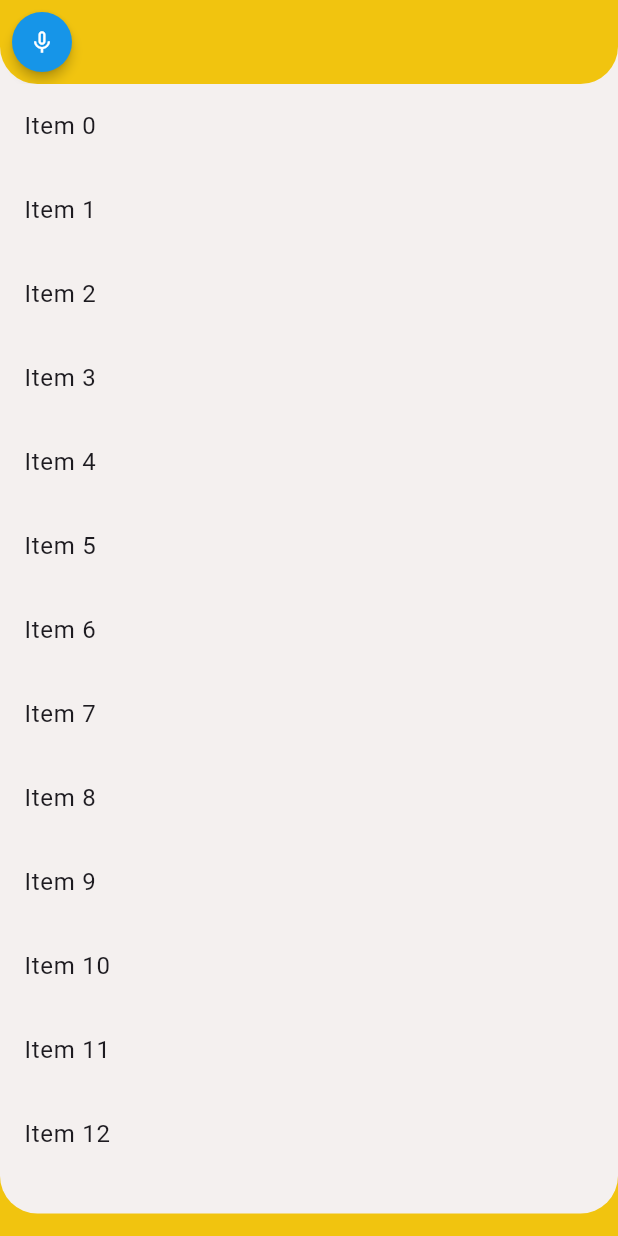
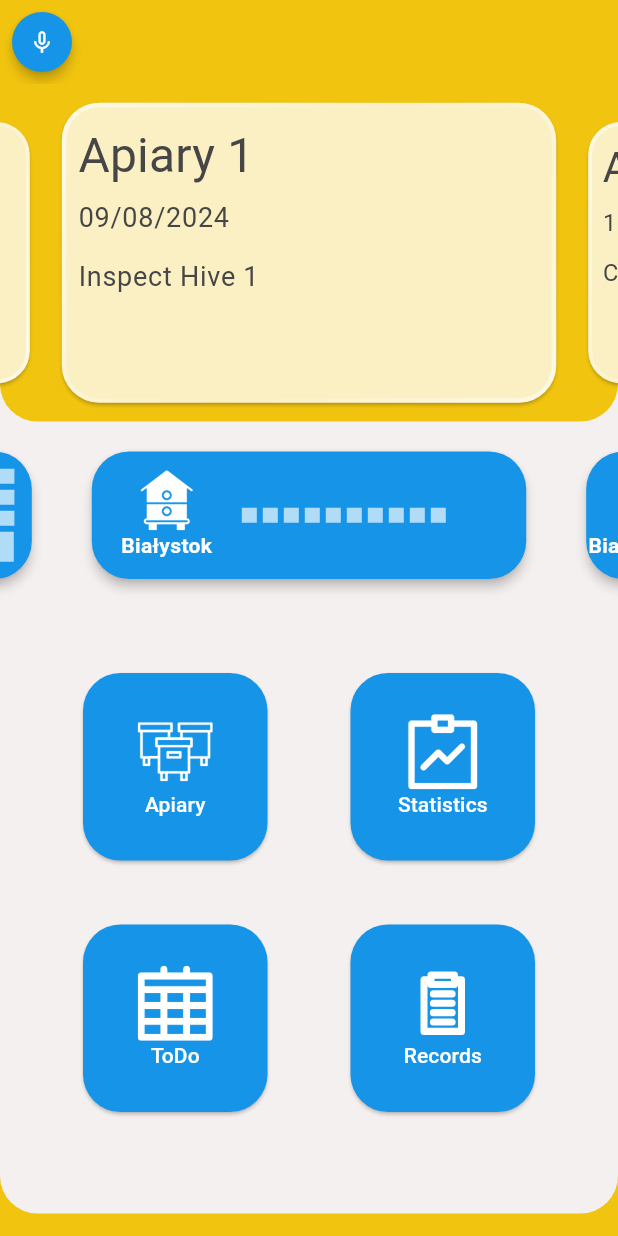
Before and after one commit to Kam-Tom/hive_note, a Flutter app: the DashboardPage screen opened directly, on a phone screen of 412 x 824 dp. Run offline on Flutter 3.47's test engine with Material 3 defaults, Android fonts, the light colour scheme and no system bars; drawn by our look-alikes of carousel_slider; our stand-ins replace flutter_svg, google_fonts, gradient_borders.

Commit message:
Add Dashboard page with dummy data

```diff
--- /dev/null
+++ b/lib/core/configs/assets/app_vectors.dart
@@ -0,0 +1,12 @@
+class AppVectors {
+
+  static const String _basePath = 'assets/vectors/';
+  static const String _format = '.svg';
+
+  static const String beehive = '${_basePath}beehive$_format';
+  static const String apiary = '${_basePath}apiary$_format';
+  static const String calendar = '${_basePath}calendar$_format';
+  static const String note = '${_basePath}note$_format';
+  static const String statistics = '${_basePath}statistics$_format';
+
+}
--- /dev/null
+++ b/lib/core/configs/theme/app_fonts.dart
@@ -0,0 +1,18 @@
+import 'package:flutter/material.dart';
+import 'package:google_fonts/google_fonts.dart';
+import 'package:hive_note/core/configs/theme/app_colors.dart';
+
+class AppFonts {
+  static final textTheme = TextTheme(
+    titleMedium: GoogleFonts.roboto(
+      fontSize: 32,
+      fontWeight: FontWeight.normal,
+      color: AppColors.textLight,
+    ),
+    bodyLarge: GoogleFonts.roboto(
+      fontSize: 18,
+      fontWeight: FontWeight.normal,
+      color: AppColors.textLight,
+    ),
+  );
+}
--- a/lib/core/configs/theme/app_theme.dart
+++ b/lib/core/configs/theme/app_theme.dart
@@ -1,9 +1,15 @@
 import 'package:flutter/material.dart';
+
 import 'package:hive_note/core/configs/theme/app_colors.dart';
+import 'package:hive_note/core/configs/theme/app_fonts.dart';
 
 class AppTheme {
   static final ThemeData lightTheme = ThemeData(
     primaryColor: AppColors.primary,
     scaffoldBackgroundColor: AppColors.background,
+
+    textTheme: AppFonts.textTheme,
+
+
   );
 }
--- a/lib/main.dart
+++ b/lib/main.dart
@@ -1,6 +1,6 @@
 import 'package:flutter/material.dart';
 import 'package:hive_note/core/configs/theme/app_theme.dart';
-import 'package:hive_note/navigation/presentation/pages/Dashboard.dart';
+import 'package:hive_note/navigation/presentation/pages/dashboard.dart';
 
 void main() {
   runApp(const MyApp());
@@ -14,7 +14,7 @@
     return MaterialApp(
       theme: AppTheme.lightTheme,
       debugShowCheckedModeBanner: false,
-      home: const DashboardPage()
+      home: DashboardPage()
     );
   }
 }
--- /dev/null
+++ b/lib/navigation/models/hive.dart
@@ -0,0 +1,8 @@
+class Hive{
+  int id;
+  String name;
+  int count;
+
+  Hive({required this.id, required this.name, required this.count});
+
+}
--- /dev/null
+++ b/lib/navigation/models/todo.dart
@@ -0,0 +1,11 @@
+class ToDo {
+  final String apiaryName;
+  final DateTime date;
+  final String description;
+
+  ToDo({
+    required this.apiaryName,
+    required this.date,
+    required this.description,
+  });
+}
--- a/lib/navigation/presentation/pages/dashboard.dart
+++ b/lib/navigation/presentation/pages/dashboard.dart
@@ -1,28 +1,142 @@
+import 'package:carousel_slider/carousel_slider.dart';
 import 'package:flutter/material.dart';
+import 'package:flutter_svg/flutter_svg.dart';
+import 'package:hive_note/core/configs/assets/app_vectors.dart';
+import 'package:hive_note/core/configs/theme/app_colors.dart';
+import 'package:hive_note/navigation/models/hive.dart';
+import 'package:hive_note/navigation/models/todo.dart';
+import 'package:hive_note/navigation/presentation/widgets/inspection_card.dart';
+import 'package:hive_note/navigation/presentation/widgets/menu_button.dart';
+import 'package:hive_note/navigation/presentation/widgets/todo_card.dart';
 import 'package:hive_note/shared/presentation/widgets/custom_app_bar.dart';
 import 'package:hive_note/shared/presentation/widgets/custom_app_footer.dart';
 
 class DashboardPage extends StatelessWidget {
-  const DashboardPage({super.key});
+  DashboardPage({super.key});
+
+  // Dummy data for Hives
+  final List<Hive> _hives = [
+    Hive(id: 1, name: 'Białystok', count: 10),
+    Hive(id: 2, name: 'Biała Podlaska', count: 40),
+    Hive(id: 3, name: 'Hive 3', count: 50),
+  ];
+
+  // Dummy data for ToDo
+  final List<ToDo> _toDos = [
+    ToDo(
+      apiaryName: 'Apiary 1',
+      date: DateTime.now(),
+      description: 'Inspect Hive 1',
+    ),
+    ToDo(
+      apiaryName: 'Apiary 2',
+      date: DateTime.now().add(Duration(days: 1)),
+      description: 'Check Hive 2 for honey',
+    ),
+    ToDo(
+      apiaryName: 'Apiary 3',
+      date: DateTime.now().add(Duration(days: 2)),
+      description: 'Clean Hive 3',
+    ),
+  ];
 
   @override
   Widget build(BuildContext context) {
     return Scaffold(
       appBar: CustomAppBar(
-        isFirstScreen: true, // Updated parameter name
+        isFirstScreen: true,
+        isRound: false,
       ),
-      body: ListView.builder(
-        itemCount: 100, // Large number of items to make the body bigger than the screen
-        itemBuilder: (context, index) {
-          return ListTile(
-            title: Text('Item $index'),
+      body: Column(
+        children: [
+          _buildTopCarousel(),
+          _buildInspectionCarousel(),
+          _buildMenuButtons(),
+        ],
+      ),
+      bottomNavigationBar: CustomAppFooter(),
+    );
+  }
+
+  Widget _buildTopCarousel() {
+    return Container(
+      height: 225,
+      decoration: const BoxDecoration(
+        color: AppColors.primary,
+        borderRadius: BorderRadius.only(
+          bottomLeft: Radius.circular(25),
+          bottomRight: Radius.circular(25),
+        ),
+      ),
+      child: CarouselSlider.builder(
+        options: CarouselOptions(
+          height: 200.0,
+          enlargeCenterPage: true,
+        ),
+        itemCount: _toDos.length,
+        itemBuilder: (BuildContext context, int itemIndex, int pageViewIndex) {
+          final toDo = _toDos[itemIndex];
+          return ToDoCard(
+            toDo: toDo,
+            onPressed: (toDo) {},
           );
         },
       ),
-      bottomNavigationBar: CustomAppFooter(
+    );
+  }
 
+  Widget _buildInspectionCarousel() {
+    return CarouselSlider.builder(
+      options: CarouselOptions(
+        height: 125.0,
+      ),
+      itemCount: _hives.length,
+      itemBuilder: (BuildContext context, int itemIndex, int pageViewIndex) {
+        final hive = _hives[itemIndex];
+        return InspectionCard(
+          hive: hive,
+          onPressed: (hive) {},
+        );
+      },
+    );
+  }
 
+  Widget _buildMenuButtons() {
+    return Expanded(
+      child: Center(
+        child: Column(
+          mainAxisAlignment: MainAxisAlignment.spaceEvenly,
+          children: [
+            _buildMenuButtonRow(
+              buttons: [
+                _buildMenuButton(AppVectors.apiary, 'Apiary'),
+                _buildMenuButton(AppVectors.statistics, 'Statistics'),
+              ],
+            ),
+            _buildMenuButtonRow(
+              buttons: [
+                _buildMenuButton(AppVectors.calendar, 'ToDo'),
+                _buildMenuButton(AppVectors.note, 'Records'),
+              ],
+            ),
+          ],
+        ),
       ),
     );
   }
+
+  Widget _buildMenuButtonRow({required List<Widget> buttons}) {
+    return Row(
+      mainAxisAlignment: MainAxisAlignment.spaceEvenly,
+      children: buttons,
+    );
+  }
+
+  Widget _buildMenuButton(String asset, String label) {
+    return MenuButton(
+      onPressed: () {},
+      icon: SvgPicture.asset(asset, width: 50),
+      text: Text(label),
+    );
+  }
 }
--- /dev/null
+++ b/lib/navigation/presentation/widgets/inspection_card.dart
@@ -0,0 +1,120 @@
+import 'dart:math';
+
+import 'package:flutter/material.dart';
+import 'package:flutter_svg/svg.dart';
+import 'package:hive_note/core/configs/assets/app_vectors.dart';
+import 'package:hive_note/core/configs/theme/app_colors.dart';
+import 'package:hive_note/navigation/models/hive.dart';
+
+class InspectionCard extends StatelessWidget {
+  final Hive hive;
+  final void Function(Hive hive) onPressed;
+
+  const InspectionCard({
+    super.key,
+    required this.hive,
+    required this.onPressed
+    });
+
+  @override
+  Widget build(BuildContext context) {
+    const double squareSize = 10.0;
+    const int maxHivesToShow = 39;
+
+    final List<Widget> hiveWidgets = _buildHiveWidgets(context, squareSize, maxHivesToShow);
+
+    return Container(
+      width: 300,
+      margin: const EdgeInsets.all(20),
+      child: ElevatedButton(
+        onPressed: () => onPressed(hive),
+        style: ElevatedButton.styleFrom(
+          backgroundColor: AppColors.secondary,
+          foregroundColor: AppColors.white,
+          elevation: 3,
+          shape: const RoundedRectangleBorder(
+            borderRadius: BorderRadius.all(Radius.circular(25)),
+          ),
+          padding: EdgeInsets.zero,
+        ),
+        child: Container(
+          child: Row(
+            children: [
+              _buildHiveIconAndLabel(context),
+              Expanded(
+                child: _buildHiveWrap(context, hiveWidgets),
+              ),
+            ],
+          ),
+        ),
+      ),
+    );
+  }
+
+  List<Widget> _buildHiveWidgets(BuildContext context, double squareSize, int maxHivesToShow) {
+    final List<Widget> hives = <Widget>[];
+    final int visibleHives = min(hive.count, maxHivesToShow);
+
+    for (int i = 0; i < visibleHives; i++) {
+      hives.add(
+        Container(
+          width: squareSize,
+          height: squareSize,
+          color: Colors.white.withAlpha(170),
+        ),
+      );
+    }
+
+    if (hive.count > maxHivesToShow) {
+      hives.add(
+        Container(
+          color: AppColors.white.withAlpha(170),
+          margin: const EdgeInsets.only(right: 12.0),
+          alignment: Alignment.center,
+          child: Text(
+            '+${hive.count - maxHivesToShow}',
+            style: Theme.of(context).textTheme.bodyMedium?.copyWith(
+              color: Colors.white,
+              fontWeight: FontWeight.bold,
+            ),
+            textAlign: TextAlign.center,
+          ),
+        ),
+      );
+    }
+
+    return hives;
+  }
+
+  Widget _buildHiveIconAndLabel(BuildContext context) {
+    return SizedBox(
+      width: 100,
+      child: Column(
+        crossAxisAlignment: CrossAxisAlignment.center,
+        mainAxisAlignment: MainAxisAlignment.center,
+        children: [
+          SvgPicture.asset(
+            AppVectors.beehive,
+            width: 40,
+          ),
+          Text(
+            hive.name,
+            style: Theme.of(context).textTheme.bodyMedium?.copyWith(
+              color: Colors.white,
+              fontWeight: FontWeight.bold,
+            ),
+            textAlign: TextAlign.center,
+          ),
+        ],
+      ),
+    );
+  }
+
+  Widget _buildHiveWrap(BuildContext context, List<Widget> hives) {
+    return Wrap(
+      spacing: 4.0,
+      runSpacing: 4.0,
+      children: hives,
+    );
+  }
+}
--- /dev/null
+++ b/lib/navigation/presentation/widgets/menu_button.dart
@@ -0,0 +1,38 @@
+import 'package:flutter/material.dart';
+import 'package:hive_note/core/configs/theme/app_colors.dart';
+
+class MenuButton extends StatelessWidget {
+  final Function onPressed;
+  final Widget icon;
+  final Widget text;
+
+  const MenuButton({super.key, required this.onPressed, required this.icon, required this.text});
+
+
+  @override
+  Widget build(BuildContext context) {
+    return ElevatedButton(
+      onPressed: () {},
+      style: ElevatedButton.styleFrom(
+        backgroundColor: AppColors.secondary,
+        foregroundColor: AppColors.white,
+        shape: RoundedRectangleBorder(
+          borderRadius: BorderRadius.circular(25),
+        ),
+      ),
+      child: Container(
+        width: 75,
+        height: 125,
+
+        child: Column(
+          mainAxisAlignment: MainAxisAlignment.center,
+          children: [
+            icon,
+            text,
+          ],
+        ),
+      ),
+    );
+  }
+
+}
--- /dev/null
+++ b/lib/navigation/presentation/widgets/todo_card.dart
@@ -0,0 +1,99 @@
+import 'package:flutter/material.dart';
+import 'package:gradient_borders/box_borders/gradient_box_border.dart';
+import 'package:hive_note/core/configs/theme/app_colors.dart';
+import 'package:hive_note/navigation/models/todo.dart';
+
+class ToDoCard extends StatelessWidget {
+  final ToDo toDo;
+  final void Function(ToDo toDo) onPressed;
+
+  const ToDoCard({
+    super.key,
+    required this.toDo,
+    required this.onPressed,
+  });
+
+  @override
+  Widget build(BuildContext context) {
+    return ElevatedButton(
+      onPressed: () => onPressed(toDo),
+      style: ElevatedButton.styleFrom(
+        backgroundColor: AppColors.primaryLight,
+        foregroundColor: AppColors.primary,
+        shape: const RoundedRectangleBorder(
+          borderRadius: BorderRadius.all(Radius.circular(25)),
+        ),
+        padding: EdgeInsets.zero,
+      ),
+      child: Container(
+        decoration: const BoxDecoration(
+          border: GradientBoxBorder(
+            gradient: LinearGradient(
+              colors: [
+                Color.fromARGB(150, 255, 255, 255),
+                Color.fromARGB(0, 255, 255, 255),
+                Color.fromARGB(150, 255, 255, 255),
+              ],
+              begin: Alignment.topLeft,
+              end: Alignment.bottomRight,
+            ),
+            width: 3,
+          ),
+          borderRadius: BorderRadius.all(Radius.circular(25)),
+        ),
+        child: Padding(
+          padding: const EdgeInsets.all(8.0),
+          child: Column(
+            crossAxisAlignment: CrossAxisAlignment.start,
+            children: [
+              _buildHeader(context),
+              _buildDate(context),
+              _buildDescription(context),
+            ],
+          ),
+        ),
+      ),
+    );
+  }
+
+  Widget _buildHeader(BuildContext context) {
+    return Row(
+      mainAxisAlignment: MainAxisAlignment.spaceBetween,
+      children: [
+        Text(
+          toDo.apiaryName,
+          style: Theme.of(context).textTheme.titleMedium,
+        ),
+
+      ],
+    );
+  }
+
+  Widget _buildDate(BuildContext context) {
+    return Padding(
+      padding: const EdgeInsets.symmetric(vertical: 4.0),
+      child: Text(
+        _formatDate(toDo.date),
+        style: Theme.of(context).textTheme.bodyLarge,
+      ),
+    );
+  }
+
+  Widget _buildDescription(BuildContext context) {
+    return Flexible(
+      child: Padding(
+        padding: const EdgeInsets.only(top: 8.0),
+        child: Text(
+          toDo.description,
+          overflow: TextOverflow.ellipsis,
+          maxLines: 3,
+          style: Theme.of(context).textTheme.bodyLarge,
+        ),
+      ),
+    );
+  }
+
+  String _formatDate(DateTime date) {
+    return '${date.day.toString().padLeft(2, '0')}/${date.month.toString().padLeft(2, '0')}/${date.year}';
+  }
+}
--- a/lib/shared/presentation/widgets/custom_app_bar.dart
+++ b/lib/shared/presentation/widgets/custom_app_bar.dart
@@ -8,6 +8,7 @@ class CustomAppBar extends AppBar {
   CustomAppBar({super.key, this.isRound = true, this.isFirstScreen = false})
       : super(
           backgroundColor: AppColors.primary,
+          surfaceTintColor: AppColors.primary,
           shape: isRound
               ? const RoundedRectangleBorder(
                   borderRadius: BorderRadius.vertical(
```
Also changed, not shown: pubspec.yaml (+7 -4 lines), assets/vectors/apiary.svg (added), assets/vectors/beehive.svg (added), assets/vectors/calendar.svg (added), assets/vectors/note.svg (added), assets/vectors/statistics.svg (added), pubspec.lock, 1 other file.
